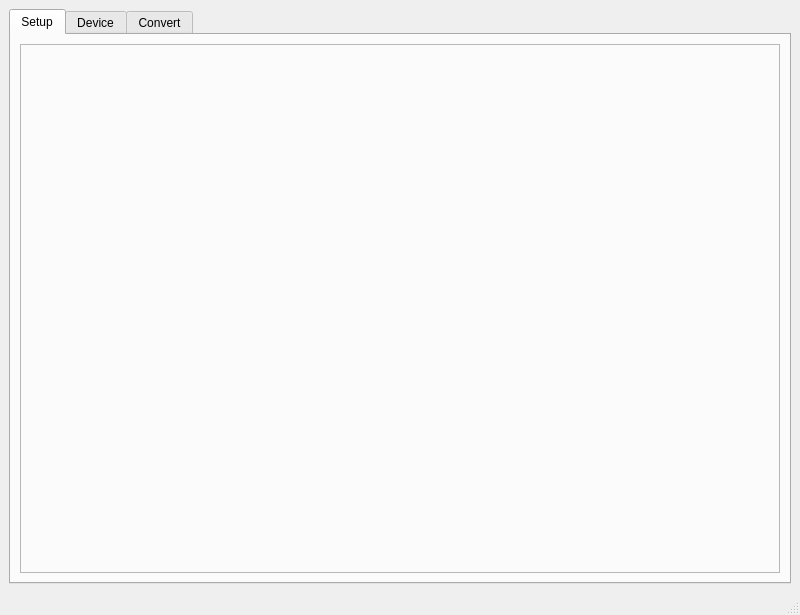
This is gui/designer_files/container.ui in LowellInstruments/Domino as Qt 5 draws it before an edit. The edited form follows.
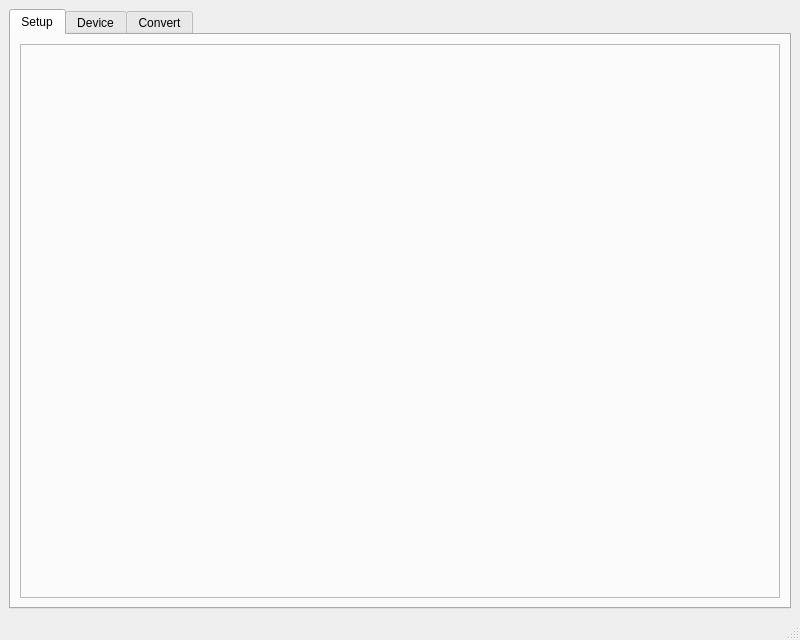
This is the edited form. Icons and pictures are not drawn.

```diff
--- a/gui/designer_files/container.ui
+++ b/gui/designer_files/container.ui
@@ -7,13 +7,13 @@
     <x>0</x>
     <y>0</y>
     <width>800</width>
-    <height>615</height>
+    <height>640</height>
    </rect>
   </property>
   <property name="minimumSize">
    <size>
     <width>800</width>
-    <height>600</height>
+    <height>620</height>
    </size>
   </property>
   <property name="windowTitle">
```
